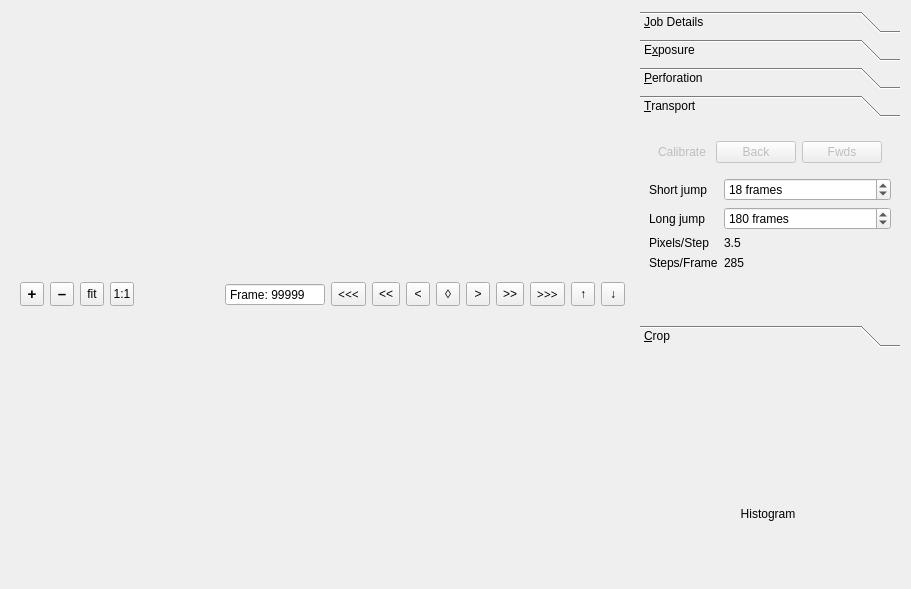
Old version of the form rpiTelecine/ui/setupJob.ui in the repository Alexamder/rpitelecine.
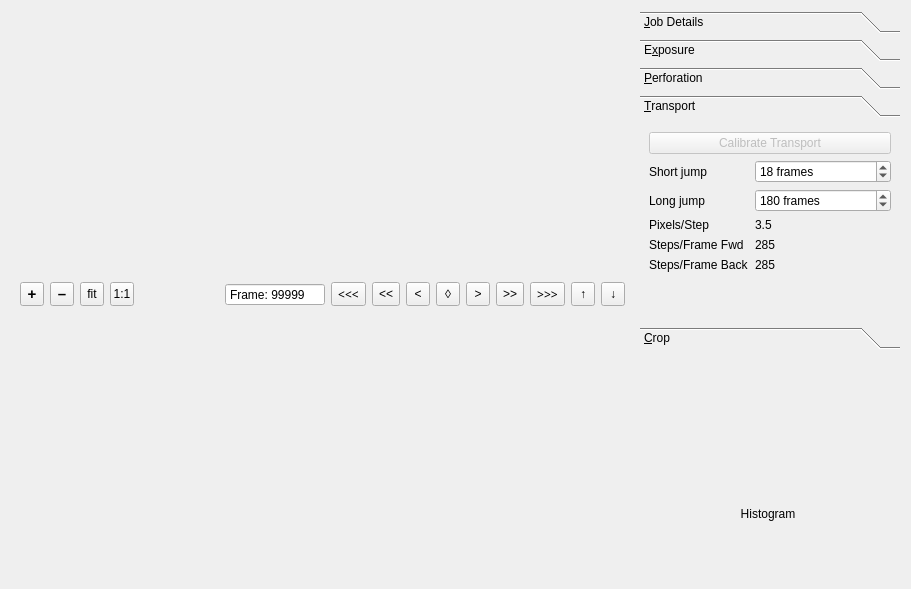
New version of the form. The open tabs and pages were chosen to show the change.

Diff of the .ui file:
```diff
--- a/rpiTelecine/ui/setupJob.ui
+++ b/rpiTelecine/ui/setupJob.ui
@@ -793,7 +793,7 @@
            <x>0</x>
            <y>0</y>
            <width>260</width>
-           <height>200</height>
+           <height>226</height>
           </rect>
          </property>
          <property name="sizePolicy">
@@ -807,33 +807,13 @@
          </attribute>
          <layout class="QVBoxLayout" name="verticalLayout_3">
           <item>
-           <widget class="QFrame" name="frameCalibrateTransport">
+           <widget class="QPushButton" name="btnCalibrate">
             <property name="enabled">
              <bool>false</bool>
             </property>
-            <layout class="QHBoxLayout" name="horizontalLayout_2">
-             <item>
-              <widget class="QLabel" name="lblCalibrate">
-               <property name="text">
-                <string>Calibrate</string>
-               </property>
-              </widget>
-             </item>
-             <item>
-              <widget class="QPushButton" name="btnCalibBack">
-               <property name="text">
-                <string>Back</string>
-               </property>
-              </widget>
-             </item>
-             <item>
-              <widget class="QPushButton" name="btnCalibFwd">
-               <property name="text">
-                <string>Fwds</string>
-               </property>
-              </widget>
-             </item>
-            </layout>
+            <property name="text">
+             <string>Calibrate Transport</string>
+            </property>
            </widget>
           </item>
           <item>
@@ -864,7 +844,7 @@
               </property>
              </widget>
             </item>
-            <item row="1" column="1">
+            <item row="2" column="1">
              <widget class="QSpinBox" name="spinLongJump">
               <property name="suffix">
                <string> frames</string>
@@ -883,38 +863,52 @@
               </property>
              </widget>
             </item>
-            <item row="1" column="0">
+            <item row="2" column="0">
              <widget class="QLabel" name="lblLongJump">
               <property name="text">
                <string>Long jump</string>
               </property>
              </widget>
             </item>
-            <item row="3" column="1">
-             <widget class="QLabel" name="lblStepsPixel_2">
+            <item row="4" column="1">
+             <widget class="QLabel" name="lblStepsFrameFwd">
               <property name="text">
                <string>285</string>
               </property>
              </widget>
             </item>
-            <item row="2" column="1">
+            <item row="3" column="1">
              <widget class="QLabel" name="lblStepsPixel">
               <property name="text">
                <string>3.5</string>
               </property>
              </widget>
             </item>
-            <item row="2" column="0">
+            <item row="3" column="0">
              <widget class="QLabel" name="lblPixelsStep">
               <property name="text">
                <string>Pixels/Step</string>
               </property>
              </widget>
             </item>
-            <item row="3" column="0">
+            <item row="4" column="0">
              <widget class="QLabel" name="lblStepsFrame">
               <property name="text">
-               <string>Steps/Frame</string>
+               <string>Steps/Frame Fwd</string>
+              </property>
+             </widget>
+            </item>
+            <item row="6" column="0">
+             <widget class="QLabel" name="lblStepsFrame_2">
+              <property name="text">
+               <string>Steps/Frame Back</string>
+              </property>
+             </widget>
+            </item>
+            <item row="6" column="1">
+             <widget class="QLabel" name="lblStepsFrameBack">
+              <property name="text">
+               <string>285</string>
               </property>
              </widget>
             </item>
```
Left out of the diff: 22 changed lines with no effect on the pictures.
